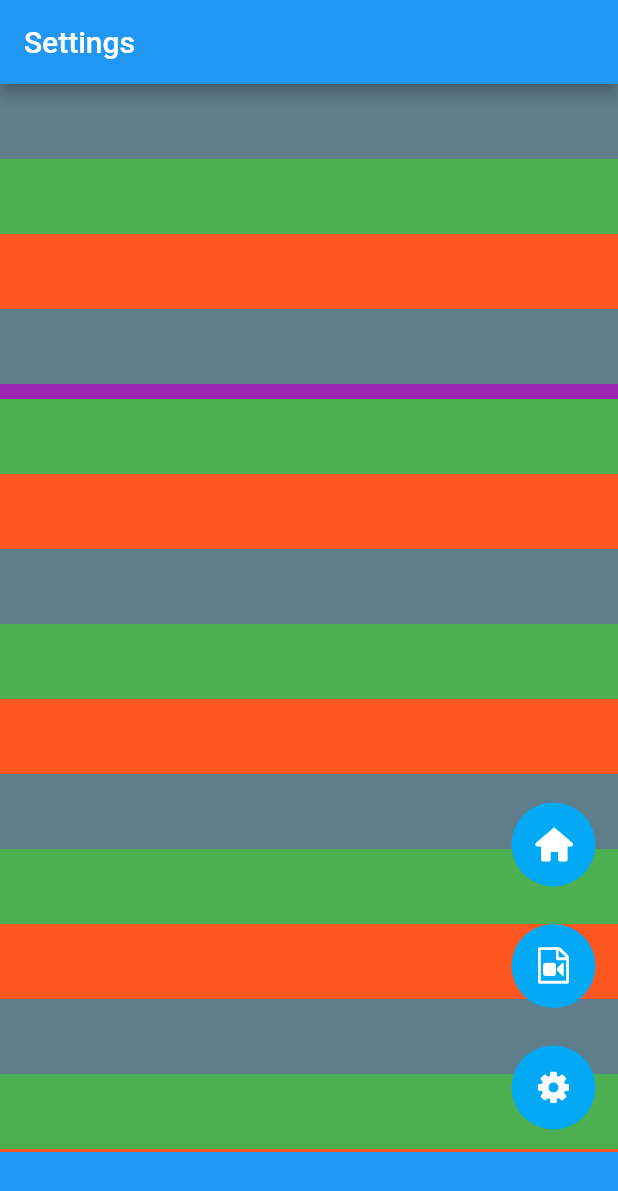
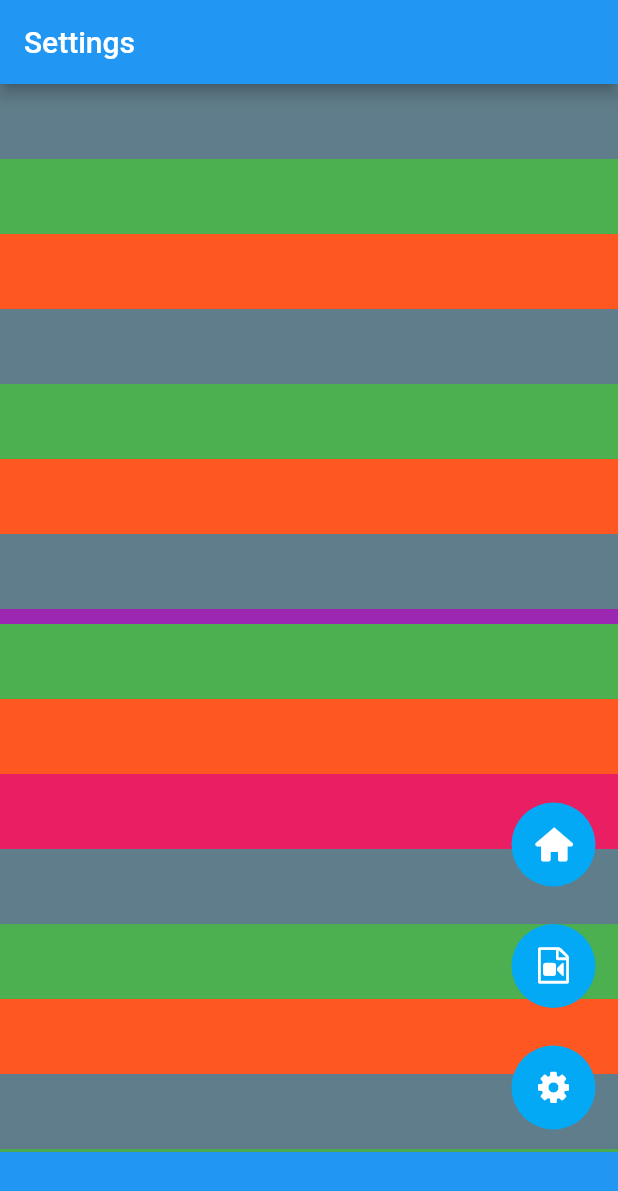
Before and after one commit to BigDeeEss/dash_cam_app, a Flutter app: the screen it shows after launch, on a phone screen of 412 x 824 dp. Shown: the top 1191 px of the screen. Run offline on Flutter 3.47's test engine with Material 2 defaults, Android fonts, the phone set to English and light mode, and no system bars.

Commit message:
Replace SettingsPageListTile<T> with a new class which extends StatelessWidget.

```diff
--- a/lib/settings_page_contents.dart
+++ b/lib/settings_page_contents.dart
@@ -57,6 +57,24 @@ class _SettingsPageContentsList extends StatelessWidget {
           alignment: Alignment.center,
           color: colors[0],
         ),
+        Container(
+          height: 50,
+          width: 50,
+          alignment: Alignment.center,
+          color: colors[1],
+        ),
+        Container(
+          height: 50,
+          width: 50,
+          alignment: Alignment.center,
+          color: colors[2],
+        ),
+        Container(
+          height: 50,
+          width: 50,
+          alignment: Alignment.center,
+          color: colors[0],
+        ),
         ValueListenableBuilder<double>(
           valueListenable: NotificationNotifier.of(context).notificationData,
           builder: (BuildContext context, double value, __,){
@@ -79,6 +97,9 @@ class _SettingsPageContentsList extends StatelessWidget {
           width: 50,
           alignment: Alignment.center,
           color: colors[2],
+        ),
+        SettingsPageListTile<double>(
+          valueListenable: NotificationNotifier.of(context).notificationData,
         ),
         Container(
           height: 50,
--- a/lib/settings_page_list_tile.dart
+++ b/lib/settings_page_list_tile.dart
@@ -5,23 +5,35 @@ import 'package:flutter/material.dart';
 /// [SettingsPageListTile] implements a bespoke listTile class that,
 /// when used in conjunction with NotificationNotifier, will produce
 /// a list tile which changes shape to accommodate ButtonArray.
-class SettingsPageListTile<T> extends ValueListenableBuilder<T> {
+class SettingsPageListTile<T> extends StatelessWidget {
   const SettingsPageListTile({
     Key? key,
-    required ValueListenable<T> valueListenable,
-    required ValueWidgetBuilder<T> builder,
-    Widget? child,
-  }) : super(
-    key: key,
-    valueListenable: valueListenable,
-    builder: builder,
-    child: child,
-  );
-  // final ValueListenable<T> valueListenable;
-  // final ValueWidgetBuilder<T> builder;
-  // final Widget? child;
-//   @override
-//   Widget build(BuildContext context) {
-//     return widget.builder(context, value, widget.child);
-//   }
+    required this.valueListenable,
+    Widget? this.child,
+  }) : super(key: key);
+
+  final ValueListenable<T> valueListenable;
+  final Widget? child;
+  final List<Color> colors = const [
+    Colors.blueGrey,
+    Colors.green,
+    Colors.deepOrange,
+    Colors.purple,
+    Colors.pink
+  ];
+
+  @override
+  Widget build(BuildContext context) {
+    return ValueListenableBuilder<T>(
+      valueListenable: valueListenable,
+      builder: (BuildContext context, T value, __,){
+        return Container(
+          height: 50,
+          width: 50,
+          alignment: Alignment.center,
+          color: colors[4],
+        );
+      },
+    );
+  }
 }
```
